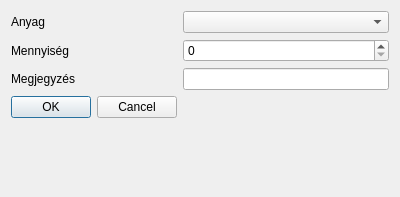
The window that view/dialog/addstockdialog.ui (horvathzoltan/cutplannerpro) describes before a commit, drawn with Qt 5.
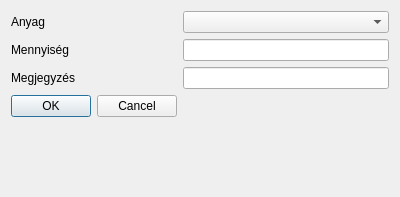
The same window after the commit.

The edit to the form file:
```diff
--- a/view/dialog/addstockdialog.ui
+++ b/view/dialog/addstockdialog.ui
@@ -31,9 +31,6 @@
      </property>
     </widget>
    </item>
-   <item row="1" column="1">
-    <widget class="QSpinBox" name="spinQuantity"/>
-   </item>
    <item row="2" column="0">
     <widget class="QLabel" name="label_3">
      <property name="text">
@@ -54,6 +51,9 @@
      </property>
     </widget>
    </item>
+   <item row="1" column="1">
+    <widget class="QLineEdit" name="lineEditQuantity"/>
+   </item>
   </layout>
  </widget>
  <resources/>
```
